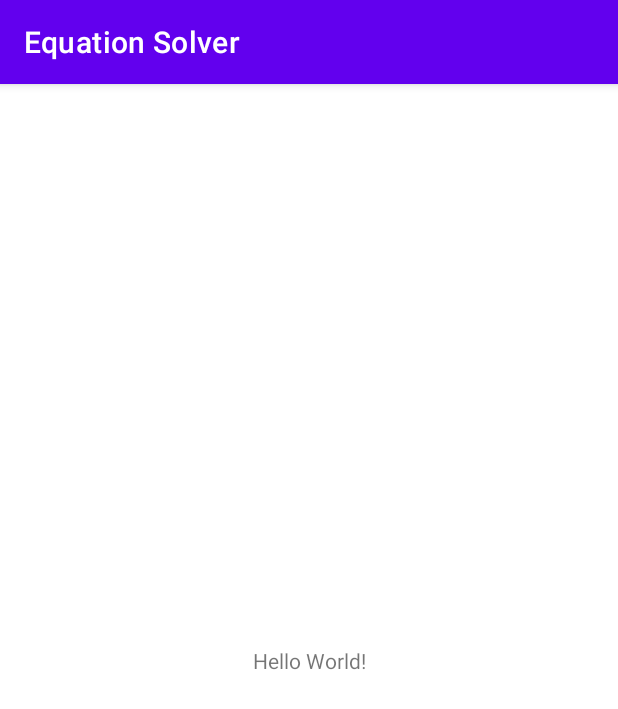
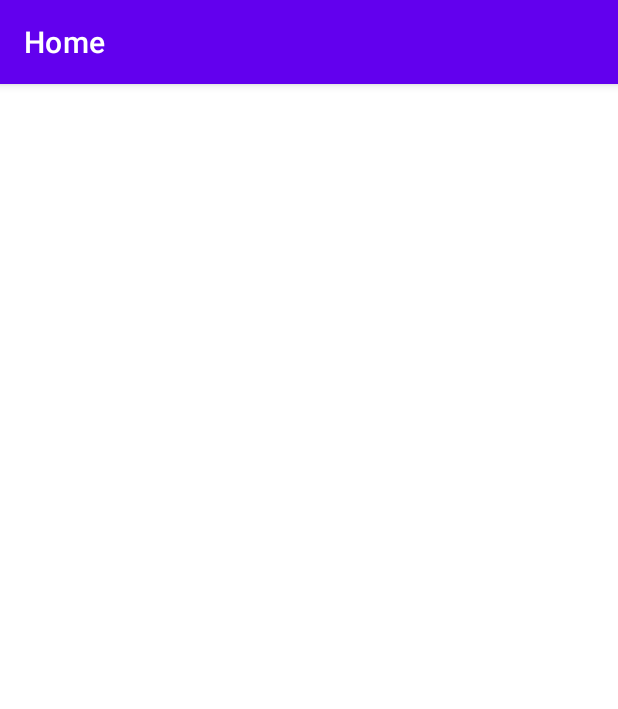
Before and after one commit to Ahmed-hussien90/Equation_Solver, an Android app: the screen it shows after launch (MainActivity before the commit, Home after it), on a phone screen of 412 x 824 dp. Shown: the top 709 px of the screen. Run offline under Robolectric (Android 15) with nearby library versions, the phone set to English and light mode, and no system bars.

Commit message:
adding home and splash screen

```diff
--- a/app/build.gradle
+++ b/app/build.gradle
@@ -4,7 +4,7 @@ plugins {
 
 android {
     compileSdkVersion 31
-    buildToolsVersion "32.0.0"
+    buildToolsVersion "31.0.0"
 
     defaultConfig {
         applicationId "com.example.equationsolver"
--- a/app/src/main/AndroidManifest.xml
+++ b/app/src/main/AndroidManifest.xml
@@ -9,6 +9,8 @@
         android:roundIcon="@mipmap/ic_launcher_round"
         android:supportsRtl="true"
         android:theme="@style/Theme.EquationSolver">
+        <activity android:name=".Home"
+            android:label="Home"/>
         <activity android:name=".MainActivity">
             <intent-filter>
                 <action android:name="android.intent.action.MAIN" />
--- /dev/null
+++ b/app/src/main/java/com/example/equationsolver/Home.java
@@ -0,0 +1,14 @@
+package com.example.equationsolver;
+
+import androidx.appcompat.app.AppCompatActivity;
+
+import android.os.Bundle;
+
+public class Home extends AppCompatActivity {
+
+    @Override
+    protected void onCreate(Bundle savedInstanceState) {
+        super.onCreate(savedInstanceState);
+        setContentView(R.layout.activity_home);
+    }
+}
--- a/app/src/main/java/com/example/equationsolver/MainActivity.java
+++ b/app/src/main/java/com/example/equationsolver/MainActivity.java
@@ -2,7 +2,9 @@ package com.example.equationsolver;
 
 import androidx.appcompat.app.AppCompatActivity;
 
+import android.content.Intent;
 import android.os.Bundle;
+import android.os.Handler;
 
 public class MainActivity extends AppCompatActivity {
 
@@ -10,5 +12,18 @@ public class MainActivity extends AppCompatActivity {
     protected void onCreate(Bundle savedInstanceState) {
         super.onCreate(savedInstanceState);
         setContentView(R.layout.activity_main);
+
+        getSupportActionBar().hide();
+
+        new Handler().postDelayed(new Runnable() {
+            @Override
+            public void run() {
+                Intent intent = new Intent(getBaseContext(),Home.class);
+                startActivity(intent);
+                finish();
+
+            }
+        },3000);
+
     }
 }
--- /dev/null
+++ b/app/src/main/res/layout/activity_home.xml
@@ -0,0 +1,9 @@
+<?xml version="1.0" encoding="utf-8"?>
+<androidx.constraintlayout.widget.ConstraintLayout xmlns:android="http://schemas.android.com/apk/res/android"
+    xmlns:app="http://schemas.android.com/apk/res-auto"
+    xmlns:tools="http://schemas.android.com/tools"
+    android:layout_width="match_parent"
+    android:layout_height="match_parent"
+    tools:context=".Home">
+
+</androidx.constraintlayout.widget.ConstraintLayout>
--- a/app/src/main/res/layout/activity_main.xml
+++ b/app/src/main/res/layout/activity_main.xml
@@ -1,18 +1,21 @@
 <?xml version="1.0" encoding="utf-8"?>
-<androidx.constraintlayout.widget.ConstraintLayout xmlns:android="http://schemas.android.com/apk/res/android"
+<RelativeLayout xmlns:android="http://schemas.android.com/apk/res/android"
     xmlns:app="http://schemas.android.com/apk/res-auto"
     xmlns:tools="http://schemas.android.com/tools"
     android:layout_width="match_parent"
     android:layout_height="match_parent"
+    android:background="@drawable/ic_endless_constellation"
     tools:context=".MainActivity">
 
     <TextView
-        android:layout_width="wrap_content"
-        android:layout_height="wrap_content"
-        android:text="Hello World!"
-        app:layout_constraintBottom_toBottomOf="parent"
-        app:layout_constraintLeft_toLeftOf="parent"
-        app:layout_constraintRight_toRightOf="parent"
-        app:layout_constraintTop_toTopOf="parent" />
+        android:layout_width="match_parent"
+        android:layout_height="match_parent"
+        android:textColor="@color/white"
+        android:textStyle="bold"
+        android:text="Equation\nSolver"
+        android:textSize="50dp"
+        android:gravity="center"
+        android:fontFamily="monospace"/>
 
-</androidx.constraintlayout.widget.ConstraintLayout>
+
+</RelativeLayout>
```
Also changed, not shown: app/src/main/res/drawable/ic_endless_constellation.xml (added, +76 -0 lines).
